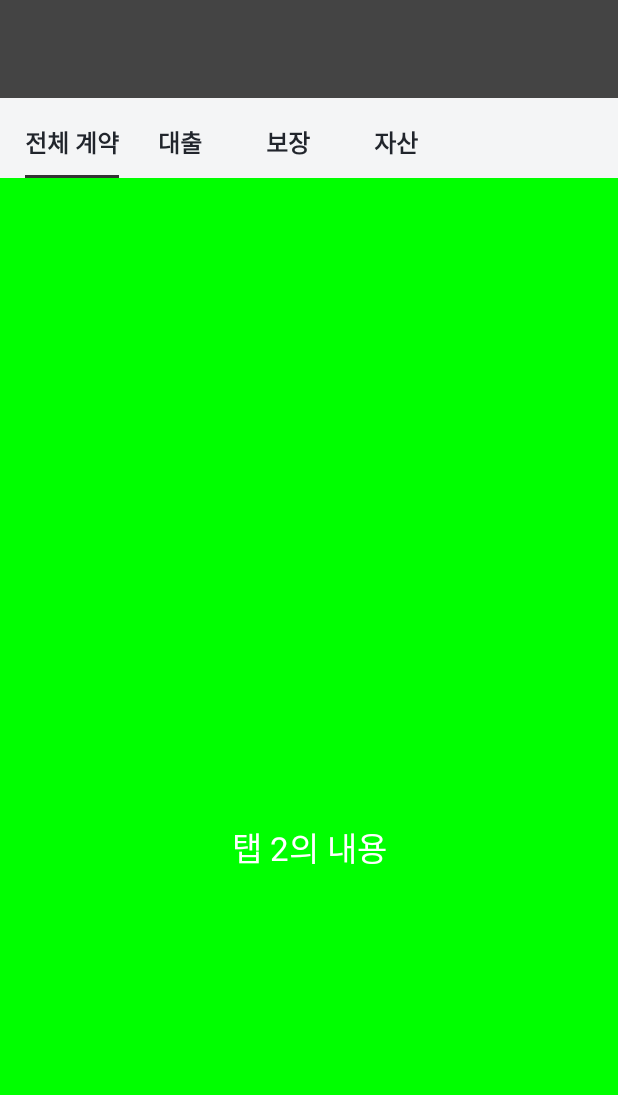
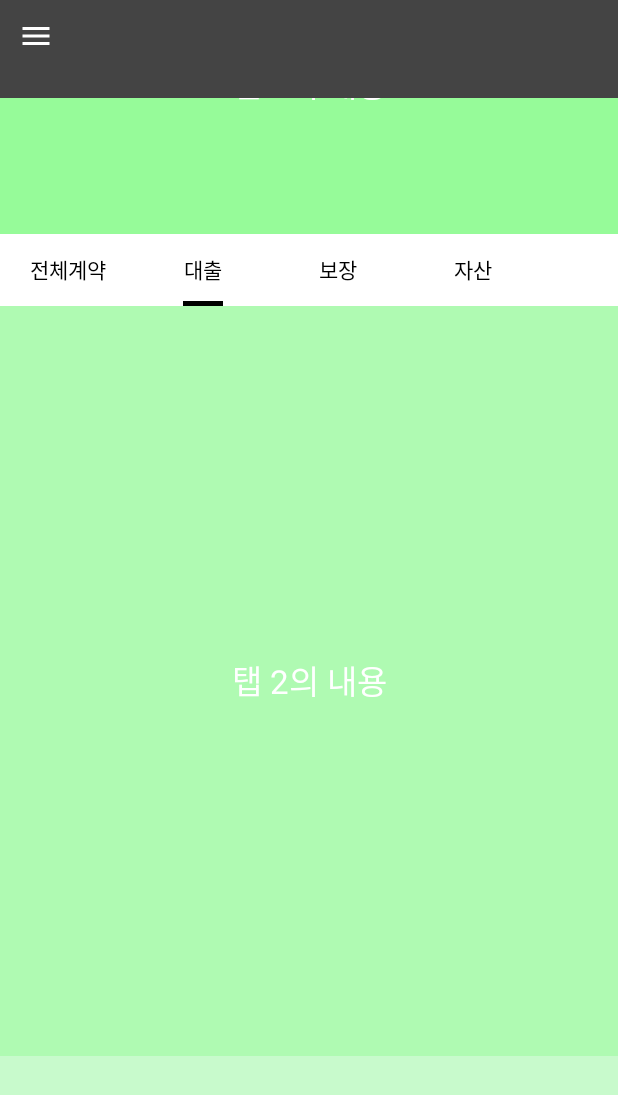
Before and after one commit to tangible-idea/ScollTestCompose, an Android app built with Jetpack Compose: the screen it shows after launch (MainActivity), tab 2 chosen, on a phone screen of 412 x 824 dp. Shown: the top 1095 px of the screen. Run offline under Robolectric (Android 15) with nearby library versions, the phone set to English and light mode, and no system bars.

Commit message:
Tab을 Compose로 변경

```diff
--- /dev/null
+++ b/app/src/main/java/net/tangibleidea/scolltestcompose/CustomTabView.kt
@@ -0,0 +1,98 @@
+package net.tangibleidea.scolltestcompose
+
+import androidx.compose.animation.core.FastOutSlowInEasing
+import androidx.compose.animation.core.animateDpAsState
+import androidx.compose.animation.core.tween
+import androidx.compose.foundation.layout.fillMaxWidth
+import androidx.compose.foundation.layout.offset
+import androidx.compose.foundation.layout.width
+import androidx.compose.foundation.layout.wrapContentSize
+import androidx.compose.material3.ScrollableTabRow
+import androidx.compose.material3.Tab
+import androidx.compose.material3.TabPosition
+import androidx.compose.material3.TabRowDefaults
+import androidx.compose.material3.Text
+import androidx.compose.runtime.Composable
+import androidx.compose.runtime.getValue
+import androidx.compose.runtime.mutableStateListOf
+import androidx.compose.runtime.remember
+import androidx.compose.ui.Alignment
+import androidx.compose.ui.Modifier
+import androidx.compose.ui.composed
+import androidx.compose.ui.graphics.Color
+import androidx.compose.ui.platform.LocalDensity
+import androidx.compose.ui.platform.debugInspectorInfo
+import androidx.compose.ui.unit.Dp
+import androidx.compose.ui.unit.dp
+
+@Composable
+fun CustomScrollableTabRow(
+    tabs: List<String>,
+    selectedTabIndex: Int,
+    onTabClick: (Int) -> Unit
+) {
+    val density = LocalDensity.current
+    val tabWidths = remember {
+        val tabWidthStateList = mutableStateListOf<Dp>()
+        repeat(tabs.size) {
+            tabWidthStateList.add(0.dp)
+        }
+        tabWidthStateList
+    }
+    ScrollableTabRow(
+        selectedTabIndex = selectedTabIndex,
+        contentColor = Color.Black,
+        containerColor = Color.White,
+        edgePadding = 0.dp,
+        divider = {},
+        indicator = { tabPositions ->
+            TabRowDefaults.SecondaryIndicator(
+                color = Color.Black,
+                modifier = Modifier
+                    .customTabIndicatorOffset(
+                    currentTabPosition = tabPositions[selectedTabIndex],
+                    tabWidth = tabWidths[selectedTabIndex]
+                )
+            )
+        }
+    ) {
+        tabs.forEachIndexed { tabIndex, tab ->
+            Tab(
+                selected = selectedTabIndex == tabIndex,
+                onClick = { onTabClick(tabIndex) },
+                text = {
+                    Text(
+                        text = tab,
+                        onTextLayout = { textLayoutResult ->
+                            tabWidths[tabIndex] =
+                                with(density) { textLayoutResult.size.width.toDp() }
+                        }
+                    )
+                }
+            )
+        }
+    }
+}
+
+private fun Modifier.customTabIndicatorOffset(
+    currentTabPosition: TabPosition,
+    tabWidth: Dp
+): Modifier = composed(
+    inspectorInfo = debugInspectorInfo {
+        name = "customTabIndicatorOffset"
+        value = currentTabPosition
+    }
+) {
+    val currentTabWidth by animateDpAsState(
+        targetValue = tabWidth,
+        animationSpec = tween(durationMillis = 250, easing = FastOutSlowInEasing)
+    )
+    val indicatorOffset by animateDpAsState(
+        targetValue = ((currentTabPosition.left + currentTabPosition.right - tabWidth) / 2),
+        animationSpec = tween(durationMillis = 250, easing = FastOutSlowInEasing)
+    )
+    fillMaxWidth()
+        .wrapContentSize(Alignment.BottomStart)
+        .offset(x = indicatorOffset)
+        .width(currentTabWidth)
+}
--- a/app/src/main/java/net/tangibleidea/scolltestcompose/MainActivity.kt
+++ b/app/src/main/java/net/tangibleidea/scolltestcompose/MainActivity.kt
@@ -3,6 +3,7 @@ package net.tangibleidea.scolltestcompose
 import android.os.Bundle
 import android.util.Log
 import androidx.activity.ComponentActivity
+import androidx.activity.compose.BackHandler
 import androidx.activity.compose.setContent
 import androidx.activity.enableEdgeToEdge
 import androidx.compose.foundation.ScrollState
@@ -16,11 +17,17 @@ import androidx.compose.foundation.layout.padding
 import androidx.compose.foundation.layout.statusBarsPadding
 import androidx.compose.foundation.rememberScrollState
 import androidx.compose.foundation.verticalScroll
+import androidx.compose.material.icons.Icons
+import androidx.compose.material.icons.filled.Menu
+import androidx.compose.material3.DrawerValue
 import androidx.compose.material3.ExperimentalMaterial3Api
+import androidx.compose.material3.Icon
+import androidx.compose.material3.IconButton
 import androidx.compose.material3.MaterialTheme
 import androidx.compose.material3.Scaffold
 import androidx.compose.material3.Text
 import androidx.compose.material3.TopAppBarDefaults
+import androidx.compose.material3.rememberDrawerState
 import androidx.compose.runtime.Composable
 import androidx.compose.runtime.LaunchedEffect
 import androidx.compose.runtime.getValue
@@ -50,19 +57,39 @@ class MainActivity : ComponentActivity() {
         super.onCreate(savedInstanceState)
         enableEdgeToEdge()
         setContent {
+            val scope = rememberCoroutineScope()
+
             // 탑바(툴바) 스크롤 시 사라지게하는 behavior 옵션.
             val scrollBehavior = TopAppBarDefaults.enterAlwaysScrollBehavior()
 
+            val drawerState = rememberDrawerState(initialValue = DrawerValue.Closed)
+
+            // 뒤로 가기 버튼 처리
+            BackHandler(enabled = drawerState.isOpen) {
+                scope.launch {
+                    drawerState.close()
+                }
+            }
+
             ScollTestComposeTheme {
                 Scaffold(modifier = Modifier.fillMaxSize()
-                            .nestedScroll(scrollBehavior.nestedScrollConnection)
-                            .statusBarsPadding(),
+                    .nestedScroll(scrollBehavior.nestedScrollConnection)
+                    .statusBarsPadding(),
                     topBar = {
                         FlexibleTopBar(
                             scrollBehavior = scrollBehavior,
                             content = {
-                                Box(Modifier.height(65.dp).background(Color.DarkGray).fillMaxWidth()) {
-
+                                Box(
+                                    Modifier.height(65.dp).background(Color.DarkGray)
+                                        .fillMaxWidth()
+                                ) {
+                                    IconButton(onClick = {
+                                        scope.launch {
+                                            drawerState.open()
+                                        }
+                                    }) {
+                                        Icon(Icons.Filled.Menu, contentDescription = "메뉴 열기")
+                                    }
                                 }
                             })
                     }
@@ -90,19 +117,22 @@ fun MyScreenWithStickyTabs() {
     /** 선택된 1차 탭 인덱스 */
     var selectedTabState by remember { mutableIntStateOf(0) }
 
+    val tabs = listOf("전체계약", "대출", "보장", "자산")
+
     // 스크롤 상태에 따른 탭 선택 상태 업데이트
     LaunchedEffect(key1 = scrollState.value) {
 
         if (sectionOffsets.isNotEmpty()) {
             val currentScrollY = scrollState.value.toFloat()
-            Log.d("DEBUG", "Current Scroll Y: $currentScrollY")
+            //Log.d("DEBUG", "Current Scroll Y: $currentScrollY")
 
             for (i in 0 until sectionOffsets.size - 1) {
                 val sectionStart = sectionOffsets[i]
                 val sectionEnd = sectionOffsets[i + 1]
-                Log.d("DEBUG", "Section $i: Start = $sectionStart, End = $sectionEnd")
+                //Log.d("DEBUG", "Section $i: Start = $sectionStart, End = $sectionEnd")
 
-                if (currentScrollY in sectionStart..sectionEnd) {
+                // 조건 수정: sectionStart <= currentScrollY < sectionEnd
+                if (currentScrollY >= sectionStart && currentScrollY < sectionEnd) {
                     selectedTabState = i
                     Log.d("DEBUG", "Selected Tab State: $selectedTabState")
                     break
@@ -125,7 +155,7 @@ fun MyScreenWithStickyTabs() {
                 .verticalScroll(scrollState)
         ) {
             // 첫 번째 섹션
-            SectionContent("탭 1의 내용", Color.Red, sectionOffsets)
+            SectionContent("탭 1의 내용", Color.Green.copy(alpha = 0.4f), sectionOffsets)
 
             // 탭 영역 (StickyHeader처럼 동작)
             Box(
@@ -135,15 +165,22 @@ fun MyScreenWithStickyTabs() {
                         tabOffsetY.value = coordinates.positionInParent().y
                     }
             ) {
-                TabNew(selectedTabState, coroutineScope, scrollState, sectionOffsets) { index ->
-                    selectedTabState = index
+//                TabNew(selectedTabState, coroutineScope, scrollState, sectionOffsets) { index ->
+//                    selectedTabState = index
+//                }
+
+                CustomScrollableTabRow(
+                    tabs = tabs,
+                    selectedTabIndex = selectedTabState,
+                ) { tabIndex ->
+                    selectedTabState = tabIndex
                 }
             }
 
             // 두 번째 섹션
-            SectionContent("탭 2의 내용", Color.Green, sectionOffsets)
-            SectionContent("탭 3의 내용", Color.Blue, sectionOffsets)
-            SectionContent("탭 4의 내용", Color.Yellow, sectionOffsets)
+            SectionContent("탭 2의 내용", Color.Green.copy(alpha = 0.3f), sectionOffsets)
+            SectionContent("탭 3의 내용", Color.Green.copy(alpha = 0.2f), sectionOffsets)
+            SectionContent("탭 4의 내용", Color.Green.copy(alpha = 0.1f), sectionOffsets)
         }
 
         // 스크롤 위치에 따라 탭을 화면 상단에 고정
@@ -154,8 +191,14 @@ fun MyScreenWithStickyTabs() {
                     .background(Color.LightGray)
                     .align(Alignment.TopCenter)
             ) {
-                TabNew(selectedTabState, coroutineScope, scrollState, sectionOffsets) { index ->
-                    selectedTabState = index
+//                TabNew(selectedTabState, coroutineScope, scrollState, sectionOffsets) { index ->
+//                    selectedTabState = index
+//                }
+                CustomScrollableTabRow(
+                    tabs = tabs,
+                    selectedTabIndex = selectedTabState,
+                ) { tabIndex ->
+                    selectedTabState = tabIndex
                 }
             }
         }
@@ -189,7 +232,7 @@ fun SectionContent(title: String, color: Color, sectionOffsets: SnapshotStateLis
     Box(
         modifier = Modifier
             .fillMaxWidth()
-            .height(if (title == "탭 1의 내용") 300.dp else 1000.dp)
+            .height(if (title == "탭 1의 내용") 200.dp else 500.dp)
             .background(color)
             .onGloballyPositioned { coordinates ->
                 // 섹션의 Y 위치 저장
```
